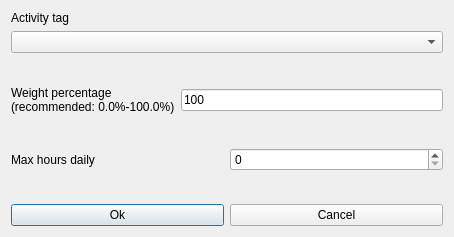
First picture: the form in fet/src/interface/modifyconstraintstudentsactivitytagmaxhoursdailyform_template.ui, repository vonmecheln/fet, before the edit.
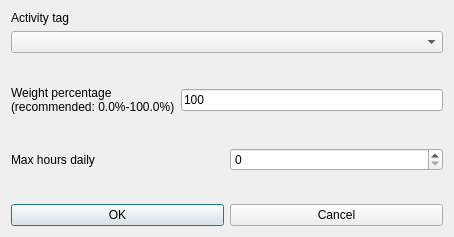
Second picture: the form after the edit.

```diff
--- a/fet/src/interface/modifyconstraintstudentsactivitytagmaxhoursdailyform_template.ui
+++ b/fet/src/interface/modifyconstraintstudentsactivitytagmaxhoursdailyform_template.ui
@@ -145,7 +145,7 @@
      <item>
       <widget class="QPushButton" name="okPushButton">
        <property name="text">
-        <string>Ok</string>
+        <string>OK</string>
        </property>
       </widget>
      </item>
```
